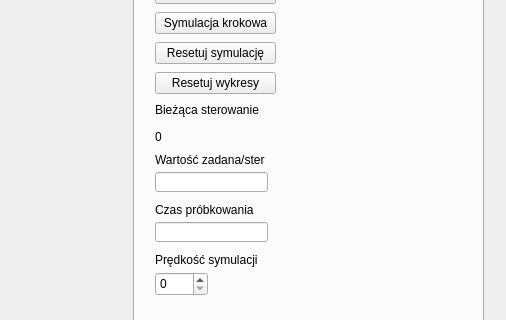
First picture: the form in gui.ui, repository dominikgolda/sym, before the edit; both pictures show x 567 to 1073 and y 193 to 513 of the 1073 by 600 pixel window.
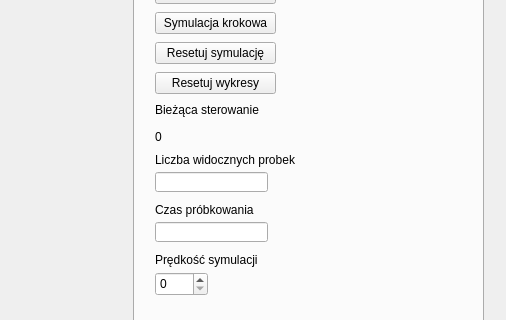
Second picture: the form after the edit. The open tabs and pages were chosen to show the change. Custom widgets are drawn as their Qt base class.

```diff
--- a/gui.ui
+++ b/gui.ui
@@ -84,12 +84,12 @@
        <rect>
         <x>20</x>
         <y>290</y>
-        <width>151</width>
+        <width>171</width>
         <height>16</height>
        </rect>
       </property>
       <property name="text">
-       <string>Wartość zadana/ster</string>
+       <string>Liczba widocznych probek</string>
       </property>
      </widget>
      <widget class="QLineEdit" name="setDh">
```
Left out of the diff: 4 changed lines with no effect on the pictures.
